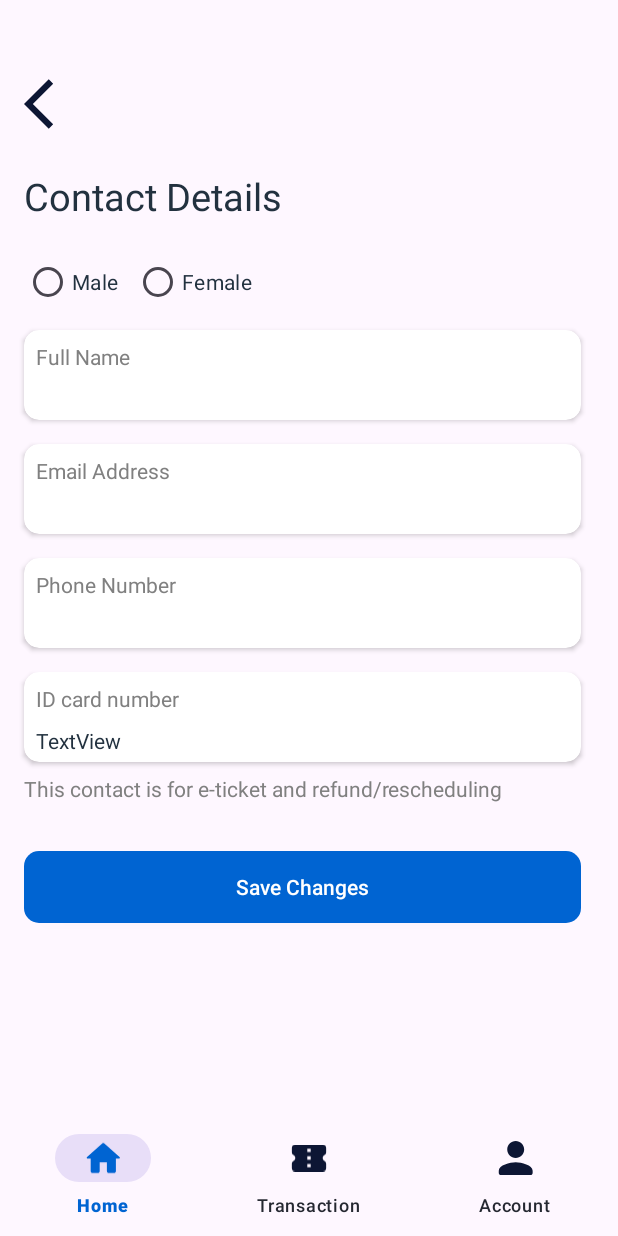
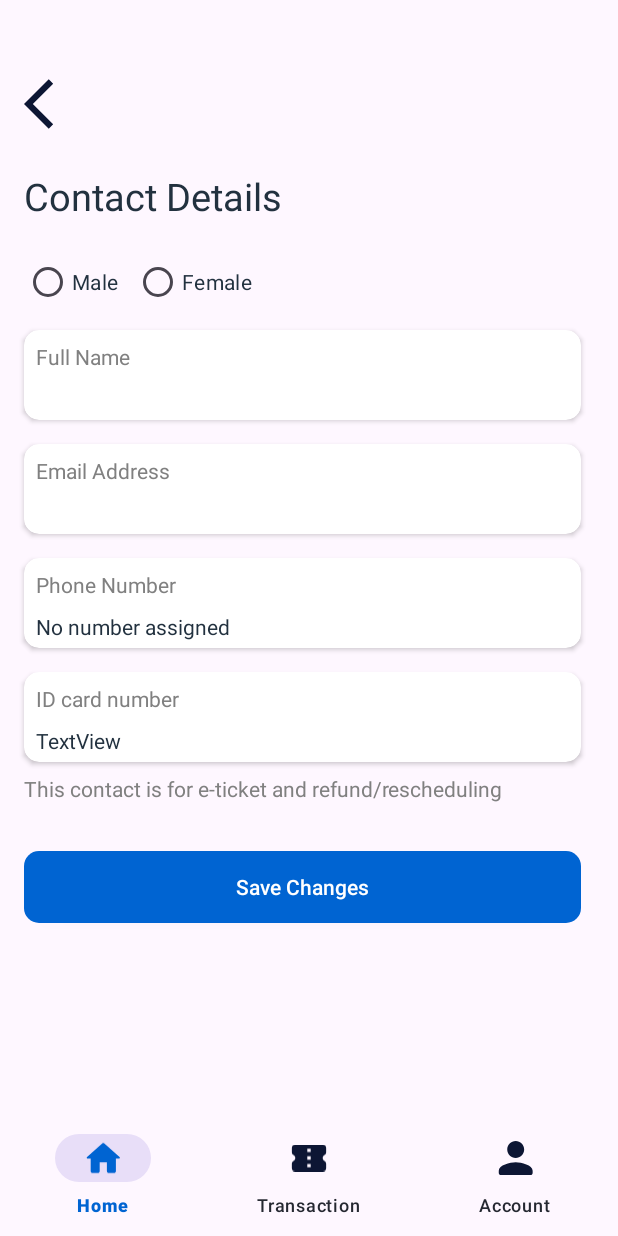
Before and after one commit to Ziraddin/FlightApp, an Android app: the ContactDetailsFragment screen opened through its navigation route, on a phone screen of 412 x 824 dp. Run offline under Robolectric (Android 15) with nearby library versions, the phone set to English and light mode, and no system bars; our stand-ins replace Firebase (no records; nobody signed in at launch, a user with empty details on screens opened directly), navigation-ui; libraries missing offline, so code that uses them is left out: com.facebook; network calls fail; Roboto replaces fonts that are not available here; 2 statements that could not run were skipped.

Commit message:
added: phone number functionality

```diff
--- a/app/src/main/java/com/example/flightapp/ui/fragments/account/AccountFragment.kt
+++ b/app/src/main/java/com/example/flightapp/ui/fragments/account/AccountFragment.kt
@@ -1,5 +1,6 @@
 package com.example.flightapp.ui.fragments.account
 
+import android.content.Context
 import android.os.Bundle
 import android.view.LayoutInflater
 import android.view.View
@@ -33,7 +34,7 @@ class AccountFragment : Fragment() {
     private fun setUserInfo() {
         binding.txtName.text = mAuth.currentUser?.displayName ?: "no username"
         binding.txtEmail.text = mAuth.currentUser?.email ?: "no email address"
-        binding.txtNumber.text = mAuth.currentUser?.phoneNumber ?: "xxx xxx xx xx"
+        binding.txtNumber.text = activity?.getSharedPreferences("UserDetails", Context.MODE_PRIVATE)?.getString("phone","No number assigned")
     }
 
 
--- a/app/src/main/java/com/example/flightapp/ui/fragments/details/booking/BookingDetailsFragment.kt
+++ b/app/src/main/java/com/example/flightapp/ui/fragments/details/booking/BookingDetailsFragment.kt
@@ -1,5 +1,6 @@
 package com.example.flightapp.ui.fragments.details.booking
 
+import android.content.Context
 import android.os.Build
 import android.os.Bundle
 import androidx.fragment.app.Fragment
@@ -164,7 +165,7 @@ class BookingDetailsFragment : Fragment() {
     private fun setLayoutValue() {
         binding.txtContactName.text = mAuth.currentUser?.displayName ?: "N/A"
         binding.txtContactEmail.text = mAuth.currentUser?.email ?: "N/A"
-        binding.txtContactNumber.text = mAuth.currentUser?.phoneNumber ?: "xxx xxx xx xx"
+        binding.txtContactNumber.text = activity?.getSharedPreferences("UserDetails", Context.MODE_PRIVATE)?.getString("phone","No number assigned")
         binding.txtPassengerName.text = mAuth.currentUser?.displayName ?: "Add passenger details"
         arguments?.let {
             flight = it.getSerializable("flight", Flight::class.java)
--- a/app/src/main/java/com/example/flightapp/ui/fragments/details/contact/ContactDetailsFragment.kt
+++ b/app/src/main/java/com/example/flightapp/ui/fragments/details/contact/ContactDetailsFragment.kt
@@ -1,5 +1,6 @@
 package com.example.flightapp.ui.fragments.details.contact
 
+import android.content.Context
 import android.os.Bundle
 import androidx.fragment.app.Fragment
 import android.view.LayoutInflater
@@ -32,6 +33,6 @@ class ContactDetailsFragment : Fragment() {
     private fun setLayoutValue(){
         binding.txtUsername.text = mAuth.currentUser?.displayName?:"N/A"
         binding.txtEmailAddress.text = mAuth.currentUser?.email ?: "N/A"
-        binding.txtPhoneNumber.text = mAuth.currentUser?.phoneNumber ?: "xxx xxx xx xx"
+        binding.txtPhoneNumber.text = activity?.getSharedPreferences("UserDetails", Context.MODE_PRIVATE)?.getString("phone","No number assigned")
     }
 }
```
Also changed, not shown: app/src/main/java/com/example/flightapp/ui/fragments/settings/EmailAndNumberFragment.kt (+15 -3 lines).
